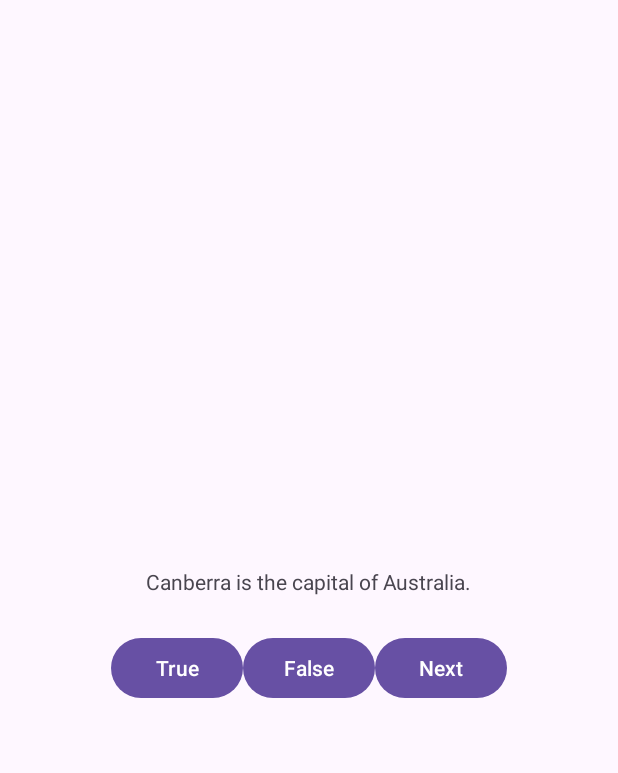
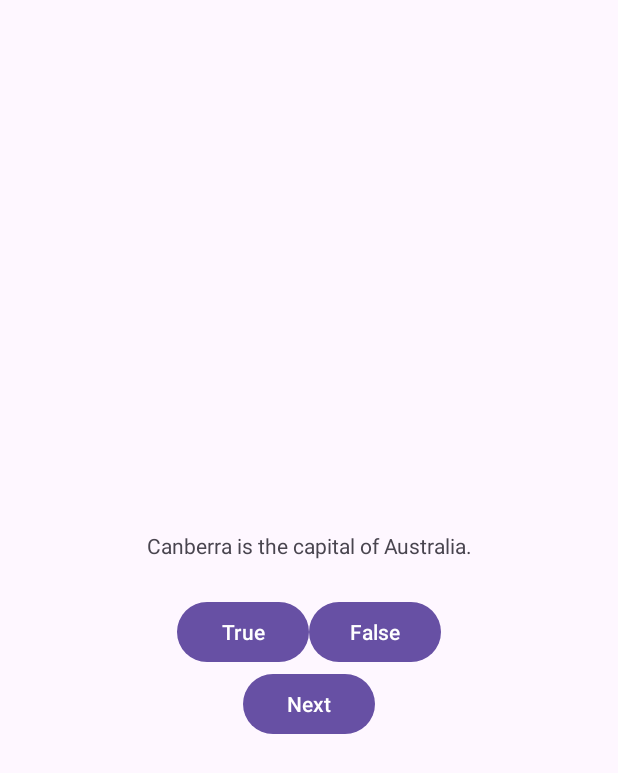
Before and after one commit to B590-goshan/Lab1, an Android app: the layout activity_main.xml on its own in the app's theme, with its tools: preview values and no code run, on a phone screen of 412 x 824 dp. Shown: the top 773 px of the screen. Run offline under Robolectric (Android 15) with nearby library versions, the phone set to English and light mode, and no system bars.

Commit message:
up to slide 22 completed

```diff
--- a/app/build.gradle.kts
+++ b/app/build.gradle.kts
@@ -34,7 +34,7 @@ android {
         jvmTarget = "1.8"
     }
     buildFeatures{
-        viewBinding=true
+        viewBinding= true
     }
 }
 
--- a/app/src/main/java/com/example/lab1/Question.kt
+++ b/app/src/main/java/com/example/lab1/Question.kt
@@ -1,5 +1,3 @@
-package com.example.lab1
-
 import androidx.annotation.StringRes
 
 data class Question(@StringRes val textResId: Int, val answer: Boolean)
--- a/app/src/main/res/layout/activity_main.xml
+++ b/app/src/main/res/layout/activity_main.xml
@@ -1,15 +1,17 @@
-<?xml version="1.0" encoding="utf-8"?>
 <LinearLayout xmlns:android="http://schemas.android.com/apk/res/android"
+    xmlns:tools="http://schemas.android.com/tools"
     android:layout_width="match_parent"
     android:layout_height="match_parent"
     android:gravity="center"
     android:orientation="vertical">
 
     <TextView
+        android:id="@+id/question_text_view"
         android:layout_width="wrap_content"
         android:layout_height="wrap_content"
+        android:gravity="center"
         android:padding="24dp"
-        android:text="@string/question_text" />
+        tools:text="@string/question_australia" />
 
     <LinearLayout
         android:layout_width="wrap_content"
@@ -27,10 +29,11 @@
             android:layout_width="wrap_content"
             android:layout_height="wrap_content"
             android:text="@string/false_button" />
-        <Button
-            android:id="@+id/next_button"
-            android:layout_width="wrap_content"
-            android:layout_height="wrap_content"
-            android:text="@string/next_button" />
     </LinearLayout>
+    <Button
+        android:id="@+id/next_button"
+        android:layout_width="wrap_content"
+        android:layout_height="wrap_content"
+        android:text="@string/next_button" />
+
 </LinearLayout>
```
Also changed, not shown: app/src/main/java/com/example/lab1/MainActivity.kt (+6 -3 lines), app/src/main/res/values/strings.xml (+4 -3 lines).
